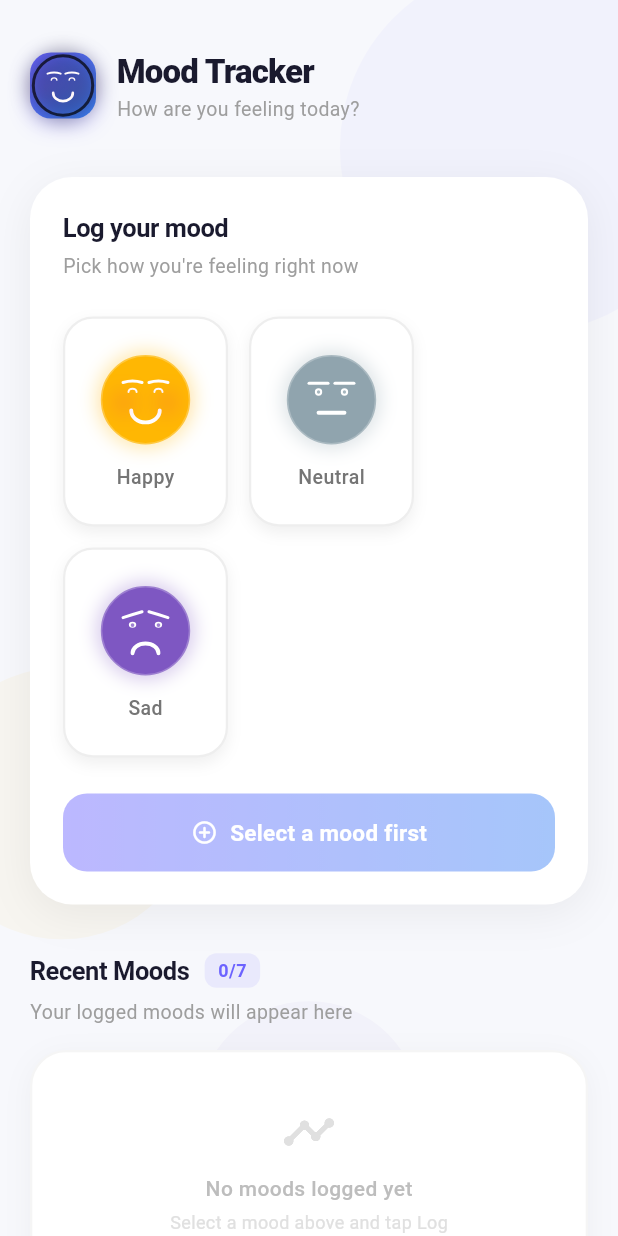
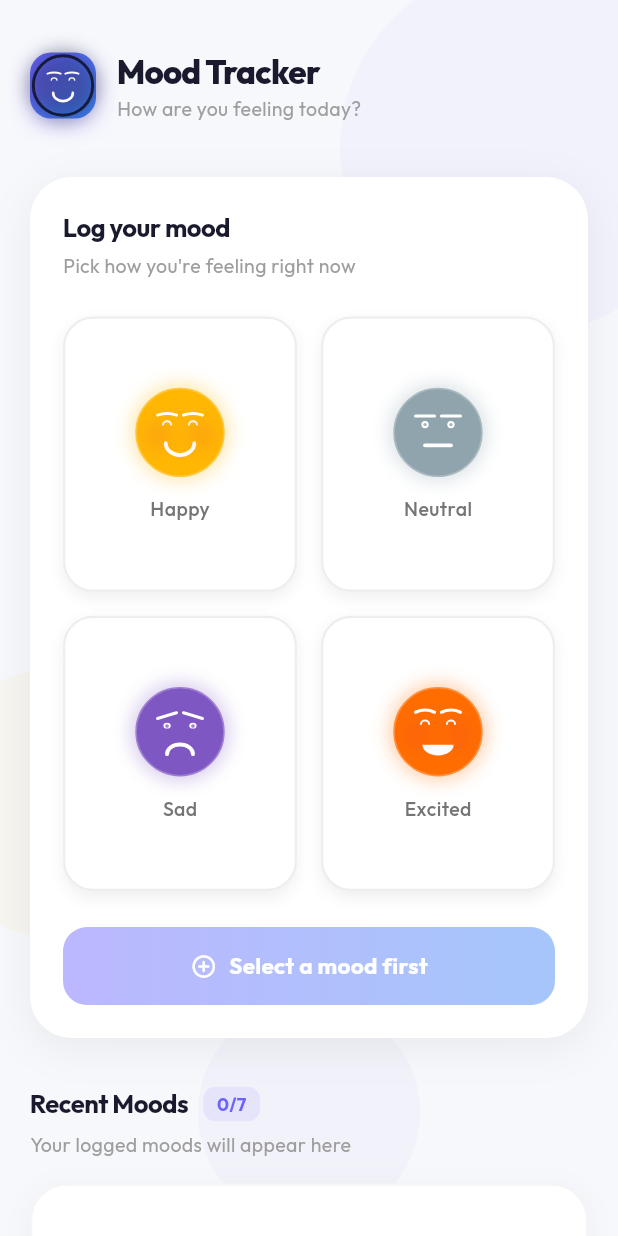
Before and after one commit to AlhassanSadiq/moodtracker, a Flutter app: the screen it shows after launch, on a phone screen of 412 x 824 dp. Run offline on Flutter 3.47's test engine with Material 3 defaults, Android fonts, the phone set to English and light mode, and no system bars; our stand-ins replace google_fonts.

Commit message:
Add 'Excited' mood and implement custom face painter

```diff
--- a/lib/main.dart
+++ b/lib/main.dart
@@ -1,5 +1,6 @@
 import 'package:flutter/material.dart';
 import 'package:provider/provider.dart';
+import 'package:google_fonts/google_fonts.dart';
 import 'providers/mood_provider.dart';
 import 'screens/home_screen.dart';
 
@@ -27,6 +28,7 @@ class MoodTrackerApp extends StatelessWidget {
         ),
         useMaterial3: true,
         scaffoldBackgroundColor: const Color(0xFFF7F8FC),
+        textTheme: GoogleFonts.outfitTextTheme(),
       ),
       home: const HomeScreen(),
     );
--- a/lib/models/mood_entry.dart
+++ b/lib/models/mood_entry.dart
@@ -1,6 +1,6 @@
 import 'package:flutter/material.dart';
 
-enum MoodType { happy, neutral, sad }
+enum MoodType { happy, neutral, sad, excited }
 
 extension MoodTypeExtension on MoodType {
   String get label {
@@ -11,6 +11,8 @@ extension MoodTypeExtension on MoodType {
         return 'Neutral';
       case MoodType.sad:
         return 'Sad';
+      case MoodType.excited:
+        return 'Excited';
     }
   }
 
@@ -22,6 +24,8 @@ extension MoodTypeExtension on MoodType {
         return const Color(0xFF90A4AE);
       case MoodType.sad:
         return const Color(0xFF7E57C2);
+      case MoodType.excited:
+        return const Color(0xFFFF6D00);
     }
   }
 
@@ -33,6 +37,8 @@ extension MoodTypeExtension on MoodType {
         return const Color(0xFFECEFF1);
       case MoodType.sad:
         return const Color(0xFFEDE7F6);
+      case MoodType.excited:
+        return const Color(0xFFFFF3E0);
     }
   }
 
@@ -44,6 +50,8 @@ extension MoodTypeExtension on MoodType {
         return const Color(0xFFB0BEC5);
       case MoodType.sad:
         return const Color(0xFF9575CD);
+      case MoodType.excited:
+        return const Color(0xFFFFAB40);
     }
   }
 
@@ -55,6 +63,8 @@ extension MoodTypeExtension on MoodType {
         return const Color(0xFF546E7A);
       case MoodType.sad:
         return const Color(0xFF4527A0);
+      case MoodType.excited:
+        return const Color(0xFFDD2C00);
     }
   }
 }
--- a/lib/painters/mood_face_painter.dart
+++ b/lib/painters/mood_face_painter.dart
@@ -24,7 +24,7 @@ class MoodFacePainter extends CustomPainter {
     _drawEyes(canvas, center, radius);
     _drawEyebrows(canvas, center, radius);
     _drawMouth(canvas, center, radius);
-    if (mood == MoodType.happy) {
+    if (mood == MoodType.happy || mood == MoodType.excited) {
       _drawCheeks(canvas, center, radius);
     }
   }
@@ -56,7 +56,8 @@ class MoodFacePainter extends CustomPainter {
 
     switch (mood) {
       case MoodType.happy:
-        // Happy eyes: curved arcs (closed, smiling)
+      case MoodType.excited:
+        // Happy/Excited eyes: curved arcs (closed, smiling)
         _drawHappyEye(
             canvas, Offset(center.dx - eyeOffsetX, eyeY), eyeRadius, featureColor);
         _drawHappyEye(
@@ -136,6 +137,13 @@ class MoodFacePainter extends CustomPainter {
         _drawArch(canvas, Offset(center.dx + browOffsetX, browY),
             browHalfWidth, radius * 0.07, browPaint, false);
         break;
+      case MoodType.excited:
+        // Even higher arched brows
+        _drawArch(canvas, Offset(center.dx - browOffsetX, browY - radius * 0.05),
+            browHalfWidth, radius * 0.1, browPaint, false);
+        _drawArch(canvas, Offset(center.dx + browOffsetX, browY - radius * 0.05),
+            browHalfWidth, radius * 0.1, browPaint, false);
+        break;
       case MoodType.neutral:
         // Flat, horizontal brows
         canvas.drawLine(
@@ -211,6 +219,16 @@ class MoodFacePainter extends CustomPainter {
             height: radius * 0.55);
         canvas.drawArc(rect, 0, math.pi, false, mouthPaint);
         break;
+      case MoodType.excited:
+        // Wide open mouth (D-shape)
+        final openMouthPaint = Paint()..color = featureColor;
+        final rect = Rect.fromCenter(
+            center: Offset(center.dx, mouthY),
+            width: mouthHalfWidth * 2.4,
+            height: radius * 0.5);
+        canvas.drawArc(rect, 0, math.pi, true, openMouthPaint);
+        // Add a small tongue? No, keep it simple with a circle segment
+        break;
       case MoodType.neutral:
         // Straight horizontal line
         canvas.drawLine(
--- a/lib/screens/home_screen.dart
+++ b/lib/screens/home_screen.dart
@@ -66,6 +66,9 @@ class _HomeScreenState extends State<HomeScreen>
             CustomScrollView(
               slivers: [
                 SliverToBoxAdapter(
+                  child: Center(
+                    child: ConstrainedBox(
+                      constraints: const BoxConstraints(maxWidth: 900),
                       child: Padding(
                         padding: EdgeInsets.symmetric(
                           horizontal: isWide ? 48.0 : 20.0,
@@ -81,6 +84,8 @@ class _HomeScreenState extends State<HomeScreen>
                             _buildTimelineSection(),
                             const SizedBox(height: 40),
                           ],
+                        ),
+                      ),
                     ),
                   ),
                 ),
@@ -242,17 +247,7 @@ class _HomeScreenState extends State<HomeScreen>
           ),
           const SizedBox(height: 24),
           // Mood buttons
-          Wrap(
-            spacing: 14,
-            runSpacing: 14,
-            children: MoodType.values.map((mood) {
-              return MoodButton(
-                mood: mood,
-                isSelected: _selectedMood == mood,
-                onTap: () => setState(() => _selectedMood = mood),
-              );
-            }).toList(),
-          ),
+          _buildMoodGrid(context, isWide),
           const SizedBox(height: 24),
           // Log button
           AnimatedOpacity(
@@ -270,6 +265,45 @@ class _HomeScreenState extends State<HomeScreen>
         ],
       ),
     );
+  }
+
+  Widget _buildMoodGrid(BuildContext context, bool isWide) {
+    if (isWide) {
+      return Center(
+        child: Wrap(
+          spacing: 24,
+          runSpacing: 24,
+          alignment: WrapAlignment.center,
+          children: MoodType.values.map((mood) {
+            return SizedBox(
+              width: 110,
+              child: MoodButton(
+                mood: mood,
+                isSelected: _selectedMood == mood,
+                onTap: () => setState(() => _selectedMood = mood),
+              ),
+            );
+          }).toList(),
+        ),
+      );
+    } else {
+      // Mobile 2x2 grid
+      return GridView.count(
+        shrinkWrap: true,
+        physics: const NeverScrollableScrollPhysics(),
+        crossAxisCount: 2,
+        mainAxisSpacing: 16,
+        crossAxisSpacing: 16,
+        childAspectRatio: 0.85, // Adjust to fit MoodButton height/width
+        children: MoodType.values.map((mood) {
+          return MoodButton(
+            mood: mood,
+            isSelected: _selectedMood == mood,
+            onTap: () => setState(() => _selectedMood = mood),
+          );
+        }).toList(),
+      );
+    }
   }
 
   Widget _buildTimelineSection() {
@@ -353,7 +387,7 @@ class _HomeScreenState extends State<HomeScreen>
           ),
           // Horizontal scrollable cards
           SizedBox(
-            height: 185,
+            height: 210,
             child: ListView.builder(
               scrollDirection: Axis.horizontal,
               padding:
--- a/lib/widgets/mood_button.dart
+++ b/lib/widgets/mood_button.dart
@@ -68,8 +68,8 @@ class _MoodButtonState extends State<MoodButton>
           child: AnimatedContainer(
             duration: const Duration(milliseconds: 200),
             curve: Curves.easeOut,
-            width: 110,
-            height: 140,
+            width: double.infinity,
+            height: 155,
             decoration: BoxDecoration(
               color: isSelected ? mood.lightColor : Colors.white,
               borderRadius: BorderRadius.circular(20),
```
Lines whose indentation alone changed are shown as unchanged.
